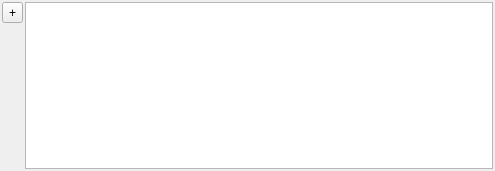
Above: src/errorlist/errorlist.ui from metno/kvhqc before the change. Below: the same form after it.
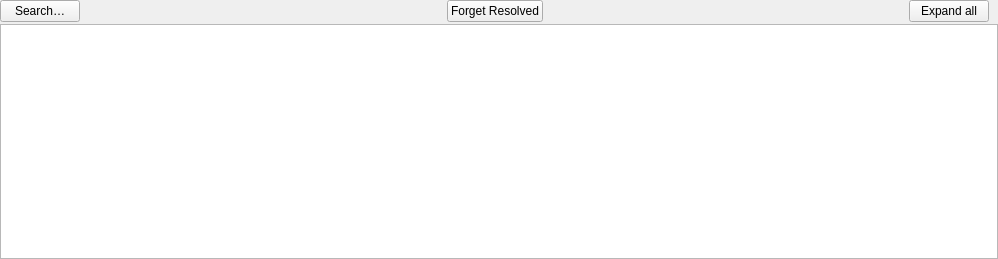
That is the form after the change. Icons and pictures are not drawn. Custom widgets are drawn as their Qt base class.

Commit message: started moving to new window layout

What changed in the file:
```diff
--- a/src/errorlist/errorlist.ui
+++ b/src/errorlist/errorlist.ui
@@ -6,52 +6,100 @@
    <rect>
     <x>0</x>
     <y>0</y>
-    <width>495</width>
-    <height>171</height>
+    <width>998</width>
+    <height>259</height>
    </rect>
   </property>
   <property name="windowTitle">
    <string>Error List</string>
   </property>
-  <layout class="QHBoxLayout" name="horizontalLayout">
-   <property name="spacing">
-    <number>2</number>
-   </property>
+  <property name="windowIcon">
+   <iconset>icons:error.svg</iconset>
+  </property>
+  <layout class="QGridLayout" name="gridLayout" rowstretch="0,1" columnstretch="0,1,0,1,0,0">
    <property name="margin">
+    <number>0</number>
+   </property>
+   <property name="spacing">
     <number>2</number>
    </property>
-   <item>
-    <layout class="QVBoxLayout" name="buttonBox">
-     <property name="spacing">
-      <number>2</number>
+   <item row="0" column="0">
+    <widget class="QPushButton" name="buttonSearch">
+     <property name="sizePolicy">
+      <sizepolicy hsizetype="Preferred" vsizetype="Preferred">
+       <horstretch>0</horstretch>
+       <verstretch>0</verstretch>
+      </sizepolicy>
      </property>
-     <item>
-      <widget class="QToolButton" name="buttonExpand">
-       <property name="text">
-        <string notr="true">+</string>
-       </property>
-      </widget>
-     </item>
-     <item>
-      <spacer name="verticalSpacer">
-       <property name="orientation">
-        <enum>Qt::Vertical</enum>
-       </property>
-       <property name="sizeHint" stdset="0">
-        <size>
-         <width>20</width>
-         <height>40</height>
-        </size>
-       </property>
-      </spacer>
-     </item>
-    </layout>
+     <property name="toolTip">
+      <string>Open search dialog</string>
+     </property>
+     <property name="text">
+      <string>Search…</string>
+     </property>
+     <property name="icon">
+      <iconset>icons:search_red.svg</iconset>
+     </property>
+    </widget>
    </item>
-   <item>
+   <item row="0" column="1">
+    <spacer name="horizontalSpacer_18">
+     <property name="orientation">
+      <enum>Qt::Horizontal</enum>
+     </property>
+     <property name="sizeHint" stdset="0">
+      <size>
+       <width>330</width>
+       <height>20</height>
+      </size>
+     </property>
+    </spacer>
+   </item>
+   <item row="0" column="2">
+    <widget class="QPushButton" name="buttonForget">
+     <property name="text">
+      <string>Forget Resolved</string>
+     </property>
+     <property name="icon">
+      <iconset>icons:forget.svg</iconset>
+     </property>
+    </widget>
+   </item>
+   <item row="0" column="3">
+    <spacer name="horizontalSpacer_17">
+     <property name="orientation">
+      <enum>Qt::Horizontal</enum>
+     </property>
+     <property name="sizeHint" stdset="0">
+      <size>
+       <width>330</width>
+       <height>20</height>
+      </size>
+     </property>
+    </spacer>
+   </item>
+   <item row="0" column="4">
+    <widget class="QPushButton" name="buttonExpand">
+     <property name="text">
+      <string>Expand all</string>
+     </property>
+    </widget>
+   </item>
+   <item row="0" column="5">
+    <widget class="BusyLabel" name="busyLabel"/>
+   </item>
+   <item row="1" column="0" colspan="6">
     <widget class="QTreeView" name="tree"/>
    </item>
   </layout>
  </widget>
+ <customwidgets>
+  <customwidget>
+   <class>BusyLabel</class>
+   <extends>QLabel</extends>
+   <header>util/BusyLabel.hh</header>
+  </customwidget>
+ </customwidgets>
  <resources/>
  <connections>
   <connection>
```
Left out of the diff: 42 changed lines with no effect on the pictures. The commit also changes 30 other files.
